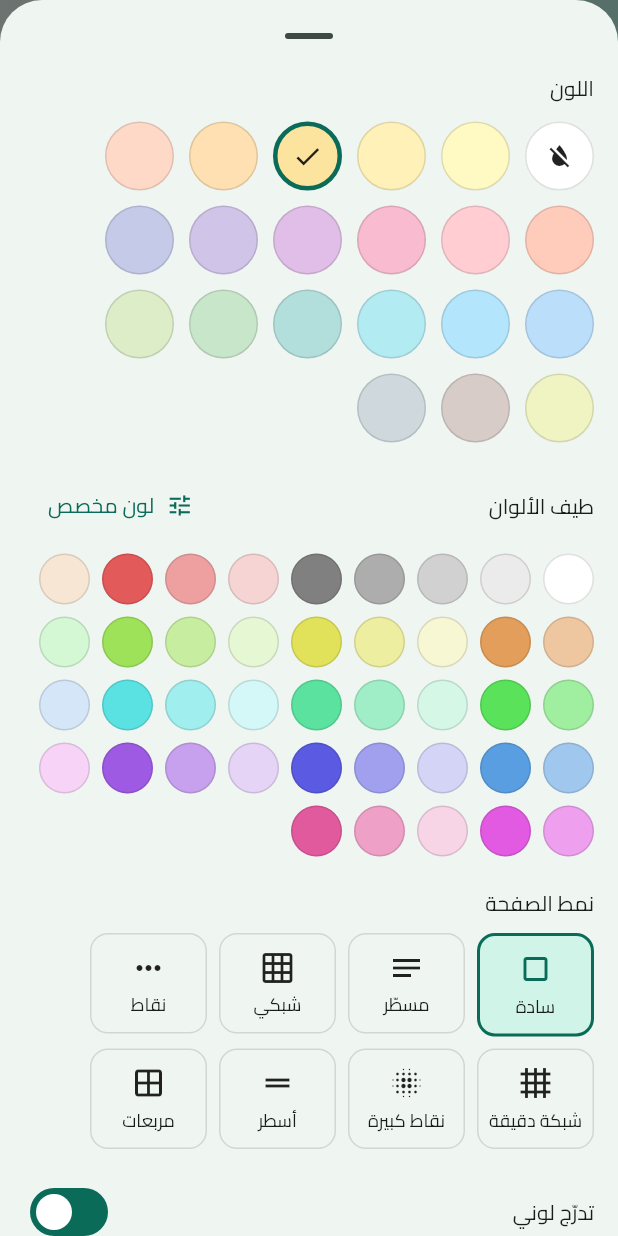
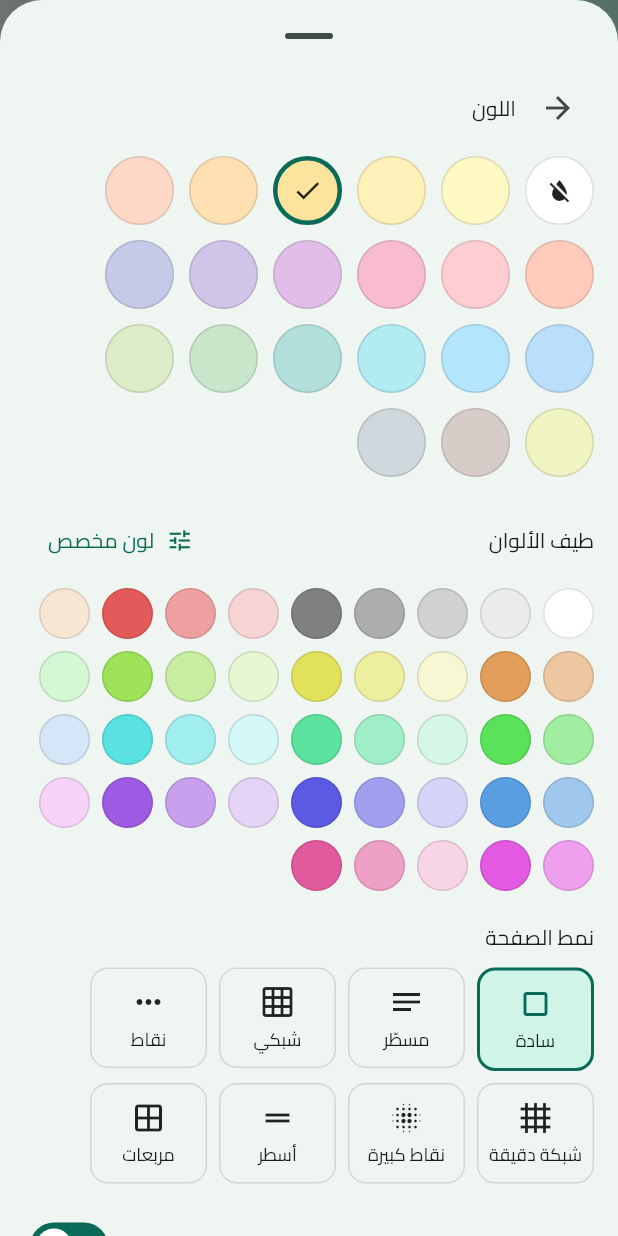
Before and after one commit to alaoufi/Note_only, a Flutter app: the SettingsScreen screen opened directly, after a tap on "المظهر", after a tap on "الملاحظة الافتراضية", after a tap on "لون/تدرّج الخلفية ونمط الصفحة", on a phone screen of 412 x 824 dp. Run offline on Flutter 3.47's test engine with Material 3 defaults, Android fonts, the phone set to English and light mode, and no system bars; drawn by our look-alikes of dynamic_color; our stand-ins replace audioplayers, device_info_plus, file_picker, flutter_colorpicker, flutter_local_notifications, flutter_secure_storage and 13 more; missing offline and left inert: android_id, cryptography, encrypt, extension_google_sign_in_as_googleapis_auth, flutter_quill, googleapis and 2 more; accounts and stored records are empty; project files that could hold a hidden picture were left out.

Commit message:
feat: back button on color picker + locked-notes section in ⋮ + menu tidy
- background color picker sheet now has a clear back/close button in its
  header (was dismissible only by drag).
- add a "الملاحظات المقفلة" (locked notes) section to the ⋮ menu, opened
  with the PIN — shows any password-protected note.
- group the ⋮ menu: quick views, then a "الأقسام" section (info, passwords,
  treatment, locked), then privacy and sort.
- remove the duplicate secret-notes entry from the drawer (now in ⋮).

Bumps version to 1.5.1+33.

Co-Authored-By: Claude Opus 4.8 <noreply@anthropic.com>
Claude-Session: https://claude.ai/code/session_01YUmFMdFAgBYxV54PsvaY2c

```diff
--- a/lib/widgets/color_picker_sheet.dart
+++ b/lib/widgets/color_picker_sheet.dart
@@ -106,9 +106,20 @@ Future<ColorPickResult?> showColorPicker(
                 mainAxisSize: MainAxisSize.min,
                 crossAxisAlignment: CrossAxisAlignment.start,
                 children: [
-                  Text(s.t('color'),
-                      style: Theme.of(context).textTheme.titleMedium),
-                  const SizedBox(height: 12),
+                  // ترويسة بزرّ رجوع/إغلاق واضح.
+                  Row(
+                    children: [
+                      IconButton(
+                        tooltip: 'رجوع',
+                        icon: const Icon(Icons.arrow_back),
+                        onPressed: () => Navigator.pop(context),
+                      ),
+                      const SizedBox(width: 4),
+                      Text(s.t('color'),
+                          style: Theme.of(context).textTheme.titleMedium),
+                    ],
+                  ),
+                  const SizedBox(height: 8),
                   // الألوان السريعة (الافتراضية).
                   Wrap(
                     spacing: 10,
--- a/pubspec.yaml
+++ b/pubspec.yaml
@@ -1,7 +1,7 @@
 name: mudhakkarati
 description: "ملاحظات - تطبيق ملاحظات منبثق عن مذكراتي (مستقل للتطوير)."
 publish_to: 'none'
-version: 1.5.0+32
+version: 1.5.1+33
 
 environment:
   sdk: '>=3.4.0 <4.0.0'
```
Also changed, not shown: lib/features/home/home_screen.dart (+21 -0 lines), lib/widgets/app_drawer.dart (+1 -12 lines).
